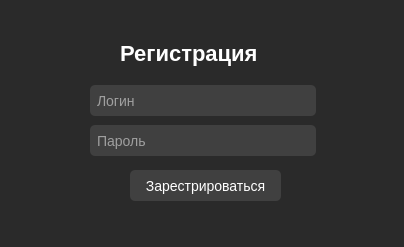
This is window_register/window_registration.ui in b0shka/selling_apps as Qt 5 draws it before an edit. The edited form follows.
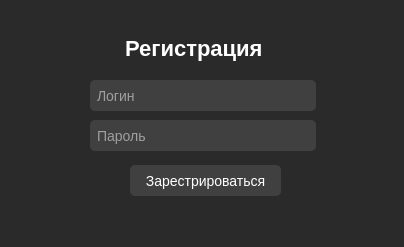
This is the edited form.

Diff of the .ui file:
```diff
--- a/window_register/window_registration.ui
+++ b/window_register/window_registration.ui
@@ -33,7 +33,7 @@
    <property name="geometry">
     <rect>
      <x>130</x>
-     <y>170</y>
+     <y>165</y>
      <width>151</width>
      <height>31</height>
     </rect>
@@ -52,8 +52,8 @@
   <widget class="QLabel" name="label">
    <property name="geometry">
     <rect>
-     <x>120</x>
-     <y>40</y>
+     <x>125</x>
+     <y>35</y>
      <width>161</width>
      <height>26</height>
     </rect>
@@ -80,7 +80,7 @@
    <property name="geometry">
     <rect>
      <x>90</x>
-     <y>85</y>
+     <y>80</y>
      <width>226</width>
      <height>31</height>
     </rect>
@@ -107,7 +107,7 @@
    <property name="geometry">
     <rect>
      <x>90</x>
-     <y>125</y>
+     <y>120</y>
      <width>226</width>
      <height>31</height>
     </rect>
```
Left out of the diff: 33 changed lines with no effect on the pictures.
